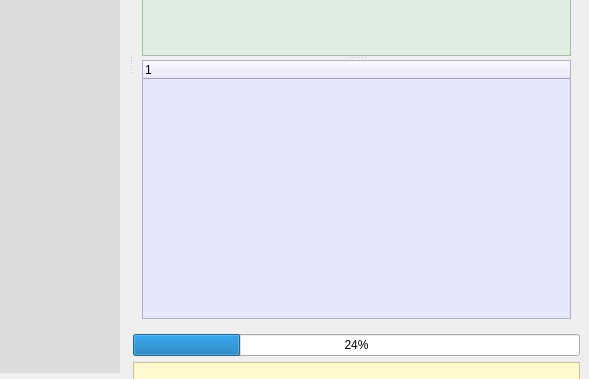
Before: the Qt Designer form LogMainWin.ui in BaoZT/LogPlot, drawn with Qt 5; both pictures show x 613 to 1202 and y 370 to 749 of the 1202 by 833 pixel window.
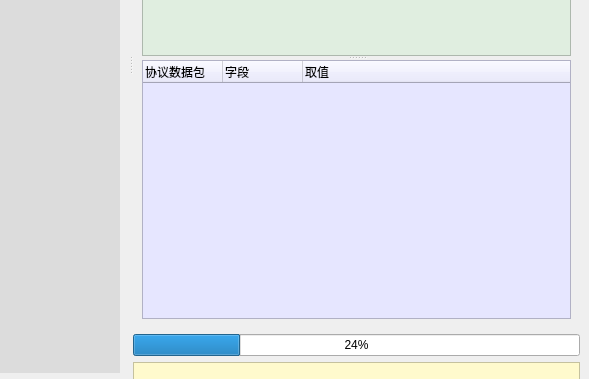
After: the same form once the commit is applied. Icons and pictures are not drawn.

Commit message: 1.增加了文件编码定义 2.修改了公里标显示bug 3.修改了事件显示方式，默认就显示balise 4.中文界面全面 5.修改打印函数bug 6.修改周期类的分布

```diff
--- a/LogMainWin.ui
+++ b/LogMainWin.ui
@@ -1370,7 +1370,17 @@
                </attribute>
                <column>
                 <property name="text">
-                 <string notr="true">1</string>
+                 <string>协议数据包</string>
+                </property>
+               </column>
+               <column>
+                <property name="text">
+                 <string>字段</string>
+                </property>
+               </column>
+               <column>
+                <property name="text">
+                 <string>取值</string>
                 </property>
                </column>
               </widget>
```
The commit also changes 4 other files.
